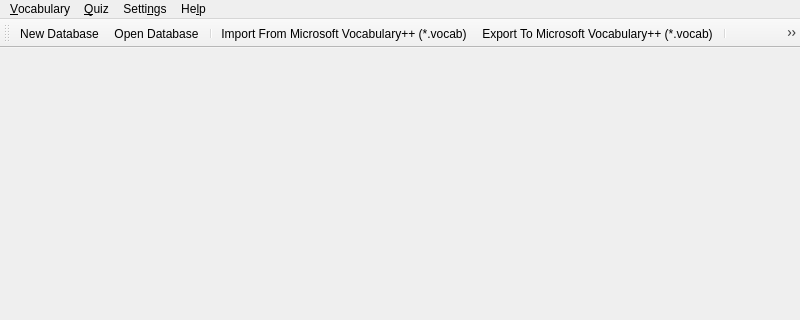
Before: the Qt Designer form Forms/MainWindow.ui in iatanasov77/qvocabulary, drawn with Qt 5; both pictures show x 0 to 800 and y 0 to 320 of the 800 by 600 pixel window.
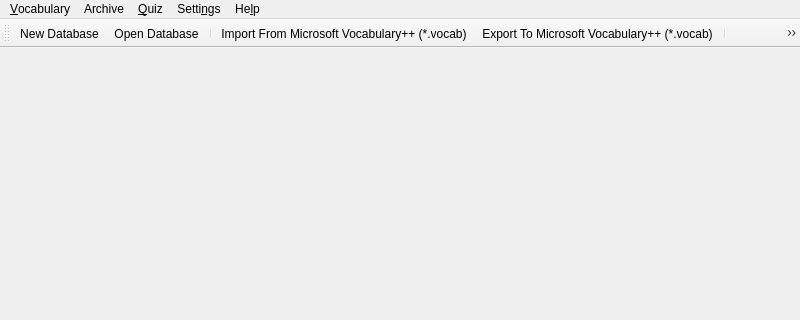
After: the same form once the commit is applied.

Commit message: Create Add To Archive Dialog.

```diff
--- a/Forms/MainWindow.ui
+++ b/Forms/MainWindow.ui
@@ -98,7 +98,15 @@
     <addaction name="separator"/>
     <addaction name="actionPreferences"/>
    </widget>
+   <widget class="QMenu" name="menuArchive">
+    <property name="title">
+     <string>Archive</string>
+    </property>
+    <addaction name="actionShow_Archive"/>
+    <addaction name="actionAdd_to_Archive"/>
+   </widget>
    <addaction name="menuDatabase"/>
+   <addaction name="menuArchive"/>
    <addaction name="menuQuiz"/>
    <addaction name="menuSettings"/>
    <addaction name="menuHelp"/>
```
Left out of the diff: 12 changed lines with no effect on the pictures. The commit also changes 8 other files.
